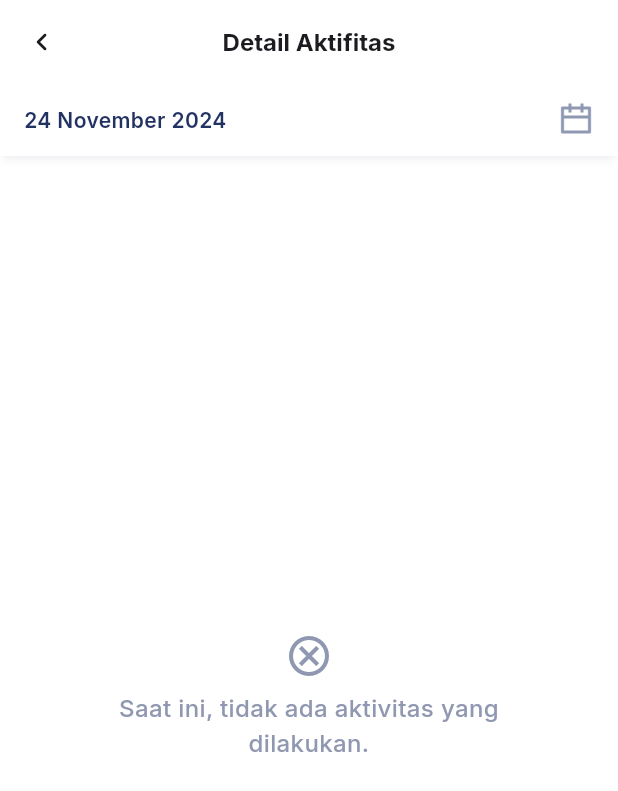
After one commit to bayupadji/absensi-hrms, a Flutter app: the AllActivities screen opened directly, on a phone screen of 412 x 824 dp. The commit adds this screen. Shown: the top 791 px of the screen. Run offline on Flutter 3.47's test engine with Material 3 defaults, Android fonts, the phone set to English and light mode, and no system bars; our stand-ins replace flutter_profile_picture, geocoding, geolocator, get, google_fonts, package_info_plus and 3 more; missing offline and left inert: date_picker_plus; accounts and stored records are empty.

Commit message:
ADD: pages all activities

```diff
--- /dev/null
+++ b/lib/app/features/home/controllers/announcements_controller.dart
@@ -0,0 +1,50 @@
+import 'package:absensi/app/data/models/announcement_model.dart';
+import 'package:absensi/app/data/services/announcement_service.dart';
+import 'package:flutter/foundation.dart';
+import 'package:get/get.dart';
+
+class AnnouncementController extends GetxController {
+  final AnnouncementService announcementService = AnnouncementService();
+  var announcements = <Announcement>[].obs; // Observable list
+  var isLoading = false.obs; // Observable boolean
+  var errorMessage = ''.obs; // Observable string
+
+  @override
+  void onInit() {
+    super.onInit();
+    fetchAnnouncements(); // Fetch announcements when the controller is initialized
+  }
+
+  Future<void> fetchAnnouncements() async {
+    isLoading.value = true;
+    errorMessage.value = '';
+
+    try {
+      final GetAnnouncement result = await announcementService.fetchAnnouncements();
+      // If the result is not null, update the announcements list
+      if (kDebugMode){
+        print(result);
+      }
+      announcements.assignAll(result.data); // Update the observable list
+    } catch (e) {
+      errorMessage.value = e.toString(); // Set error message
+    } finally {
+      isLoading.value = false; // Set loading to false
+    }
+  }
+
+  String timeAgo(DateTime dateTime) {
+    final now = DateTime.now();
+    final difference = now.difference(dateTime);
+
+    if (difference.inDays > 0) {
+      return '${difference.inDays} hari yang lalu';
+    } else if (difference.inHours > 0) {
+      return '${difference.inHours} jam yang lalu';
+    } else if (difference.inMinutes > 0) {
+      return '${difference.inMinutes} menit yang lalu';
+    } else {
+      return 'Beberapa detik yang lalu';
+    }
+  }
+}
--- /dev/null
+++ b/lib/app/features/home/views/all_activities.dart
@@ -0,0 +1,92 @@
+import 'package:absensi/app/features/home/controllers/activity_controller.dart';
+import 'package:absensi/app/features/schedule/views/schedule.dart';
+import 'package:absensi/app/utils/theme/colors.dart';
+import 'package:absensi/app/utils/widgets/box_card/activity_box.dart';
+import 'package:absensi/app/utils/widgets/loading/shimmer_loading.dart';
+import 'package:absensi/app/utils/widgets/state/empty_state.dart';
+import 'package:flutter/material.dart';
+import 'package:get/get.dart';
+
+class AllActivities extends GetView<ActivityController> {
+
+  const AllActivities({super.key});
+
+  @override
+  Widget build(BuildContext context) {
+    return Scaffold(
+      appBar: AppBar(
+        scrolledUnderElevation: 0,
+        centerTitle: true,
+        backgroundColor: AppColors.backgroundColor,
+        toolbarHeight: 56,
+        leading: GestureDetector(
+          onTap: () {
+            // actions back
+            Get.back();
+          },
+          child: Icon(Icons.chevron_left_rounded),
+        ),
+        title: SizedBox(
+          width: double.infinity,
+          child: Text(
+            'Detail Aktifitas',
+            textAlign: TextAlign.center,
+            style: TextStyle(fontSize: 16, fontWeight: FontWeight.w700),
+          ),
+        ),
+        actions: [
+          SizedBox(
+            width: 56,
+          )
+        ],
+      ),
+      body: Column(
+        children: [
+          FilterDate(),
+          Expanded(
+            child: Padding(
+              padding: EdgeInsets.all(24.0),
+              child: Obx(() {
+                // Skeleton Loading sebelu view data
+                if (controller.isLoading.value) {
+                return ShimmerLoading(
+                  itemCount: controller.activities!.length,
+                );
+              }
+
+              // Pastikan activities tidak null dan memiliki data
+              if (controller.activities == null ||
+                  controller.activities!.isEmpty) {
+                return EmptyState(
+                  title: 'Saat ini, tidak ada aktivitas yang dilakukan.',
+                  height: 150,
+                  width: double.infinity,
+                );
+              }
+
+              // Gunakan ListView.builder untuk menampilkan semua aktivitas
+              return ListView.builder(
+                shrinkWrap: true, // Penting untuk nested scrolling
+                physics: const NeverScrollableScrollPhysics(),
+                itemCount: controller.activities!.length,
+                itemBuilder: (context, index) {
+                  final activity = controller.activities![index];
+
+                  return Padding(
+                    padding: const EdgeInsets.only(bottom: 12.0),
+                    child: ActivityBox(
+                      title: activity.presensi ?? 'Tidak diketahui',
+                      date: controller.formatActivityDate(activity.tanggal),
+                      time: controller.formatTime(activity.jam, defaultValue: '-'),
+                    ),
+                  );
+                },
+              );
+              }),
+            )
+          )
+        ]
+      ),
+    );
+  }
+}
--- a/lib/app/routes/app_routes.dart
+++ b/lib/app/routes/app_routes.dart
@@ -1,5 +1,6 @@
 import 'package:absensi/app/app.dart';
 import 'package:absensi/app/features/auth/views/login.dart';
+import 'package:absensi/app/features/home/views/all_activities.dart';
 import 'package:absensi/app/features/onboarding/views/onboarding.dart';
 import 'package:absensi/app/features/onboarding/views/splashscreen.dart';
 import 'package:absensi/app/features/schedule/views/detail_schedule.dart';
@@ -13,16 +14,37 @@ class AppRoutes {
   static const login = '/login';
   static const home = '/home';
   static const detailSchedule = '/detailschedule';
+  static const allActivity = '/allactivities';
 
   static List<GetPage> routes = [
     GetPage(
       name: splashscreens,
       page: () => SplashScreen(),
     ),
-    GetPage(name: onboarding, page: () => OnboardingPage(), binding: binding),
-    GetPage(name: login, page: () => LoginScreen(), binding: binding),
-    GetPage(name: home, page: () => HomeScreen(), binding: binding),
     GetPage(
-        name: detailSchedule, page: () => DetailSchedule(), binding: binding),
+      name: onboarding,
+      page: () => OnboardingPage(),
+      binding: binding
+    ),
+    GetPage(
+      name: login,
+      page: () => LoginScreen(),
+      binding: binding
+    ),
+    GetPage(
+      name: home,
+      page: () => HomeScreen(),
+      binding: binding
+    ),
+    GetPage(
+      name: detailSchedule,
+      page: () => DetailSchedule(),
+      binding: binding
+    ),
+    GetPage(
+      name: allActivity,
+      page: () => AllActivities(),
+      binding: binding
+    ),
   ];
 }
--- a/lib/app/utils/constants/api_repository.dart
+++ b/lib/app/utils/constants/api_repository.dart
@@ -7,7 +7,7 @@ const String loginUrl = "/login";
 // HomeScreen
 const String getTodaySchedule = "/get-today-jadwal";
 const String getAttendActivity = "/get-activity-presensi";
-const String getLatestInfo = "/latest-penngumuman";
+const String getLatestAnnounce = "/latest-penngumuman";
 const String getCountNotifications = "/count-notifikasi";
 const String getCountUnreaddNotif = "/count-pending";
 
--- /dev/null
+++ b/lib/app/utils/widgets/state/empty_state.dart
@@ -0,0 +1,47 @@
+import 'package:absensi/app/utils/theme/colors.dart';
+import 'package:flutter/material.dart';
+
+class EmptyState extends StatelessWidget {
+  final String title;
+  final double height;
+  final double width;
+  const EmptyState(
+      {super.key,
+      required this.title,
+      required this.height,
+      required this.width});
+
+  @override
+  Widget build(BuildContext context) {
+    return Container(
+      padding: const EdgeInsets.all(16),
+      width: width,
+      height: height,
+      child: Center(
+        child: Column(
+          mainAxisAlignment: MainAxisAlignment.center,
+          crossAxisAlignment: CrossAxisAlignment.center,
+          children: [
+            Icon(
+              Icons.cancel_outlined,
+              size: 32,
+              color: AppColors.greyColor,
+            ),
+            SizedBox(
+              height: 8,
+            ),
+            Text(
+              title,
+              style: TextStyle(
+                color: AppColors.greyColor,
+                fontSize: 16,
+                fontWeight: FontWeight.w500,
+              ),
+              textAlign: TextAlign.center,
+            ),
+          ],
+        ),
+      ),
+    );
+  }
+}
--- a/pubspec.yaml
+++ b/pubspec.yaml
@@ -23,6 +23,7 @@ dependencies:
   path: ^1.9.0
   flutter_profile_picture: ^2.0.0
   shared_preferences: ^2.3.3
+  shimmer: ^3.0.0
 
 dev_dependencies:
   flutter_test:
```
Also changed, not shown: lib/app/data/models/announcement_model.dart (+25 -12 lines), lib/app/data/services/activity_service.dart (+8 -5 lines), lib/app/data/services/announcement_service.dart (added, +25 -0 lines), lib/app/data/services/attend_service.dart (+17 -15 lines), lib/app/features/home/controllers/geolocator_controller.dart (+3 -51 lines), lib/app/features/home/controllers/home_controller.dart (+8 -8 lines), lib/app/features/home/views/home_screen.dart (+54 -25 lines), lib/app/routes/bindings/initialbindings.dart (+12 -1 lines), lib/app/utils/widgets/loading/shimmer_loading.dart (added, +35 -0 lines), pubspec.lock.
